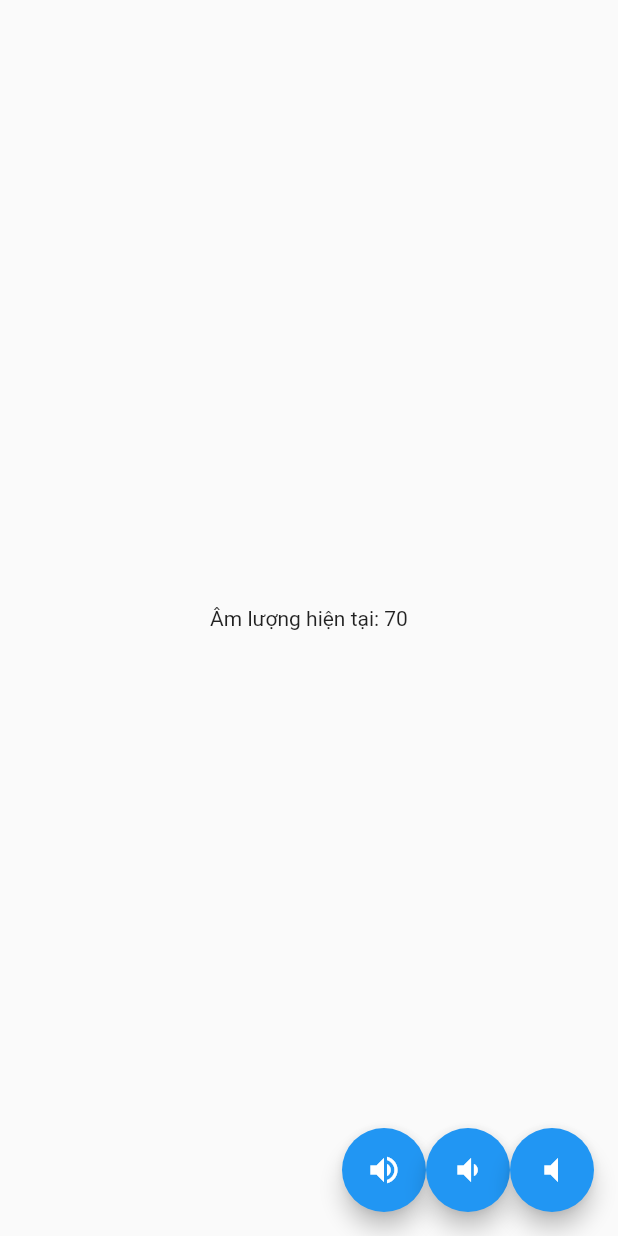
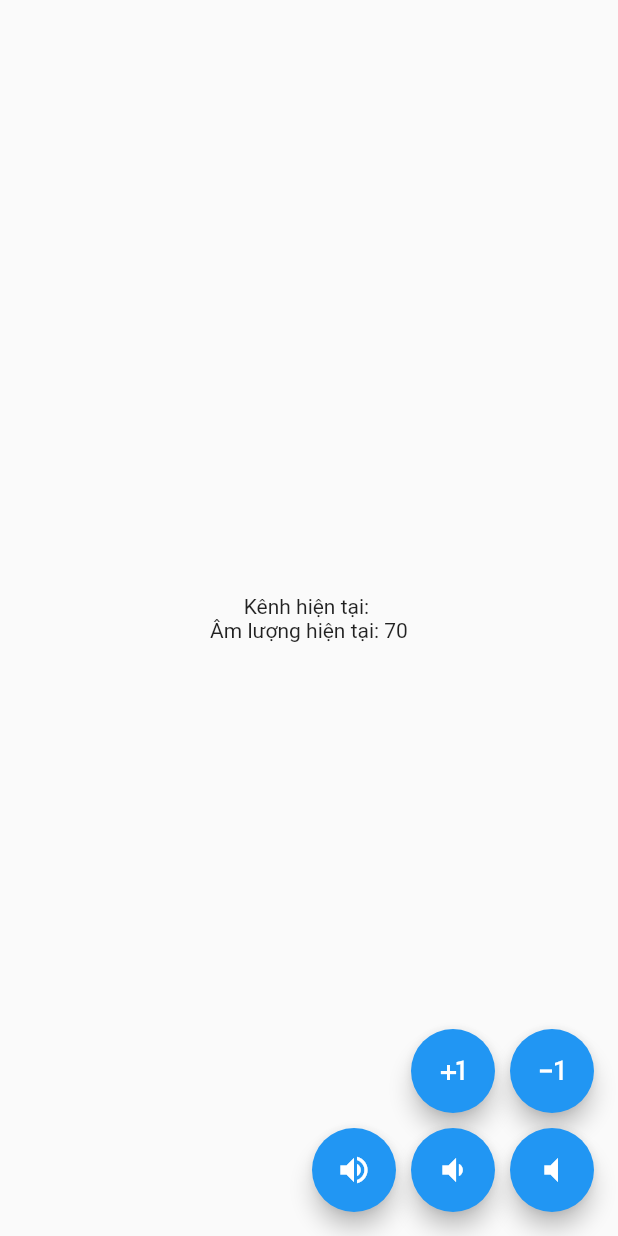
Before and after one commit to HeroDang/flutter_bloc, a Flutter app: the screen it shows after launch, on a phone screen of 412 x 824 dp. Run offline on Flutter 3.47's test engine with Material 2 defaults, Android fonts, the phone set to English and light mode, and no system bars.

Commit message:
add channel state - pending

```diff
--- a/lib/main.dart
+++ b/lib/main.dart
@@ -46,25 +46,68 @@ class _MyHomePageState extends State<MyHomePage> {
           builder: (BuildContext context, AsyncSnapshot<RemoteState> snapshot) {
             RemoteState? _newState = snapshot.data;
 
-            return Text(
-                'Âm lượng hiện tại: ${_newState?.volume}'); // update UI <=== new
+            return Column(
+              mainAxisAlignment: MainAxisAlignment.center,
+              crossAxisAlignment: CrossAxisAlignment.center,
+              children: [
+                //Text('Kênh hiện tại: ${_newState?.channel}'),
+                Text('Kênh hiện tại: '),
+                Text('Âm lượng hiện tại: ${_newState?.volume}')
+              ],
+            ); // update UI <=== new
           },
         ),
       ),
-      floatingActionButton: Row(
+      floatingActionButton: Column(
+        mainAxisAlignment: MainAxisAlignment.end,
+        children: [
+          Row(
+            mainAxisAlignment: MainAxisAlignment.end,
+            children: <Widget>[
+              FloatingActionButton(
+                onPressed: () {
+                  // bloc.eventController.sink.add(IncrementChanelEvent(increment: 1));
+                },
+                // add event <=== new
+                child: Icon(Icons.plus_one),
+              ),
+              SizedBox(
+                width: 10,
+              ),
+              FloatingActionButton(
+                onPressed: () {
+                  //bloc.eventController.sink.add(DecrementChannelEvent());
+                },
+                // add event <=== new
+                child: Icon(Icons.exposure_minus_1),
+              )
+            ],
+          ),
+          SizedBox(
+            height: 10,
+          ),
+          Row(
             mainAxisAlignment: MainAxisAlignment.end,
             children: <Widget>[
               FloatingActionButton(
                 onPressed: () {
                   bloc.eventController.sink.add(IncrementEvent(5));
-            }, // add event <=== new
+                },
+                // add event <=== new
                 child: Icon(Icons.volume_up),
+              ),
+              SizedBox(
+                width: 10,
               ),
               FloatingActionButton(
                 onPressed: () {
                   bloc.eventController.sink.add(DecrementEvent(10));
-            }, // add event <=== new
+                },
+                // add event <=== new
                 child: Icon(Icons.volume_down),
+              ),
+              SizedBox(
+                width: 10,
               ),
               FloatingActionButton(
                 onPressed: () {
@@ -72,6 +115,8 @@ class _MyHomePageState extends State<MyHomePage> {
                 },
                 // add event <=== new
                 child: Icon(Icons.volume_mute),
+              )
+            ],
           )
         ],
       ),
```
Lines whose indentation alone changed are shown as unchanged.
